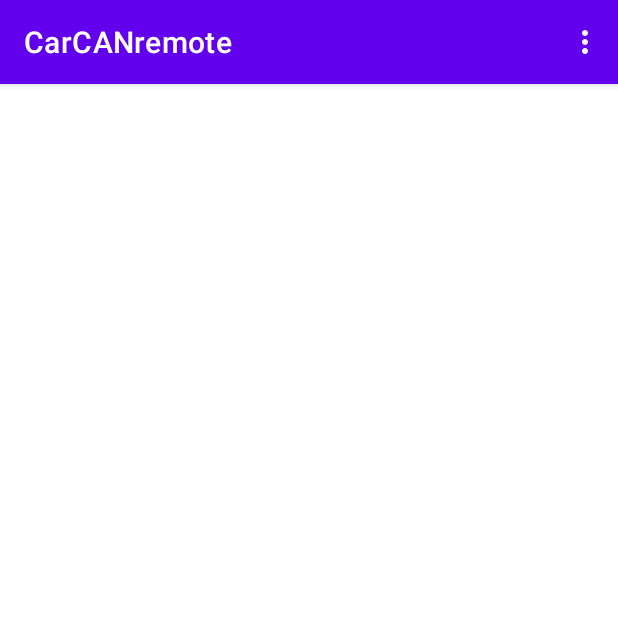
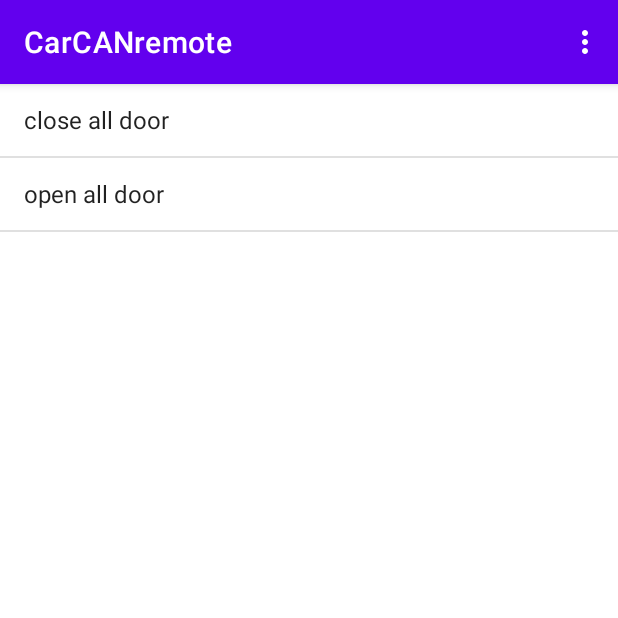
Before and after one commit to mortezafathi65/RavonR4ControlCANviaBluetooth, an Android app: the screen it shows after launch (MainActivity), on a phone screen of 412 x 824 dp, the top half of it. Run offline under Robolectric (Android 15) with nearby library versions, the phone set to English and light mode, and no system bars; 1 statement that could not run was skipped.

Commit message:
work day

```diff
--- /dev/null
+++ b/AndroidApp/app/src/main/java/com/romanckua/carcanremote/Car.java
@@ -0,0 +1,39 @@
+package com.romanckua.carcanremote;
+
+import java.util.ArrayList;
+import java.util.HashMap;
+import java.util.Map;
+
+
+public class Car {
+
+    private final String[] carList = {"default", "Ravon R4"};
+    private static HashMap<String, String> listCarFunc = new HashMap<>();
+
+
+    public Car(String car) {
+
+        switch (car) {
+            case "default":
+                listCarFunc.put("close all door", "241-8-07AE010101000000");
+                listCarFunc.put("open all door", "241-8-07AE010101000000");
+                break;
+            case "Ravon R4":
+                listCarFunc.put("close all door", "241-8-07AE010101000000");
+                listCarFunc.put("open all door", "241-8-07AE010101000000");
+                listCarFunc.put("open the trunk", "241-8-07AE013030000000");
+                break;
+
+        }
+    }
+
+    public ArrayList<String> getListCarFunc() {
+        ArrayList<String> arrayListCarFunc = new ArrayList<>();
+        for (Map.Entry<String, String> index: listCarFunc.entrySet()
+             ) {
+            arrayListCarFunc.add(index.getKey());
+        }
+        return arrayListCarFunc;
+    }
+
+}
--- a/AndroidApp/app/src/main/java/com/romanckua/carcanremote/MainActivity.java
+++ b/AndroidApp/app/src/main/java/com/romanckua/carcanremote/MainActivity.java
@@ -5,12 +5,17 @@ import android.os.Build;
 import android.os.IBinder;
 import android.view.Menu;
 import android.view.MenuItem;
+import android.view.View;
+import android.widget.AdapterView;
+import android.widget.ArrayAdapter;
+import android.widget.ListView;
 import androidx.annotation.NonNull;
 import androidx.annotation.Nullable;
 import androidx.appcompat.app.AppCompatActivity;
 import android.os.Bundle;
 import androidx.localbroadcastmanager.content.LocalBroadcastManager;
 
+import java.util.ArrayList;
 import java.util.Map;
 
 public class MainActivity extends AppCompatActivity {
@@ -21,6 +26,10 @@ public class MainActivity extends AppCompatActivity {
     boolean bound = false;
     private ServiceConnection connectionService;
     private Intent intent;
+    public Setting setting;
+    public Car car;
+    ListView listViewCarFunc;
+    ArrayAdapter<String> adapter;
 
     private BroadcastReceiver broadcastReceiver = new BroadcastReceiver() {
         public void onReceive(Context context, Intent intent) {
@@ -33,11 +42,28 @@ public class MainActivity extends AppCompatActivity {
     protected void onCreate(Bundle savedInstanceState) {
         super.onCreate(savedInstanceState);
         setContentView(R.layout.activity_main);
+         setting = new Setting(this);
+         car = new Car(setting.getSetting("car"));
+         listViewCarFunc = findViewById(R.id.listViewCarFunc);
+        ArrayList<String> arrayListCarFunc = car.getListCarFunc();
+
+
+        if (arrayListCarFunc != null) {
+            adapter = new ArrayAdapter<>(this, android.R.layout.simple_list_item_1, arrayListCarFunc);
+            listViewCarFunc.setAdapter(adapter);
+        }
 
         new BluetoothPermits(this).verificationOfPermits();
         new GeolocationPermits(this).verificationOfPermits();
 
         startService();
+
+        listViewCarFunc.setOnItemClickListener(new AdapterView.OnItemClickListener() {
+            @Override
+            public void onItemClick(AdapterView<?> parent, View itemClicked, int position, long id) {
+                System.out.println(arrayListCarFunc.get(position));
+            }
+        });
 
     }
 
--- a/AndroidApp/app/src/main/java/com/romanckua/carcanremote/Setting.java
+++ b/AndroidApp/app/src/main/java/com/romanckua/carcanremote/Setting.java
@@ -21,6 +21,10 @@ public class Setting {
 
     public Setting(Context activity) {
         this.activity = activity;
+        if (!readConfig()) {
+            writeConfig(defaultSetting);
+        }
+
     }
 
 
--- a/AndroidApp/app/src/main/res/layout/activity_main.xml
+++ b/AndroidApp/app/src/main/res/layout/activity_main.xml
@@ -5,4 +5,13 @@
         xmlns:app="http://schemas.android.com/apk/res-auto"
         android:layout_width="match_parent"
         android:layout_height="match_parent"
-        tools:context=".MainActivity"/>
+        tools:context=".MainActivity">
+    <ListView
+            android:layout_width="0dp"
+            android:layout_height="0dp"
+            app:layout_constraintTop_toTopOf="parent"
+            app:layout_constraintStart_toStartOf="parent"
+            app:layout_constraintBottom_toBottomOf="parent"
+            app:layout_constraintEnd_toEndOf="parent"
+            android:id="@+id/listViewCarFunc"/>
+</androidx.constraintlayout.widget.ConstraintLayout>
--- a/AndroidApp/app/src/main/res/menu/menu_main.xml
+++ b/AndroidApp/app/src/main/res/menu/menu_main.xml
@@ -6,7 +6,9 @@
     <item android:id="@+id/action_car"
           android:title="Select Car"
           android:orderInCategory="100"
-          app:showAsAction="never"/>
+          app:showAsAction="never"
+        />
+
     <item android:id="@+id/action_scanbt"
           android:title="Select Bluetooth"
           android:orderInCategory="100"
```
